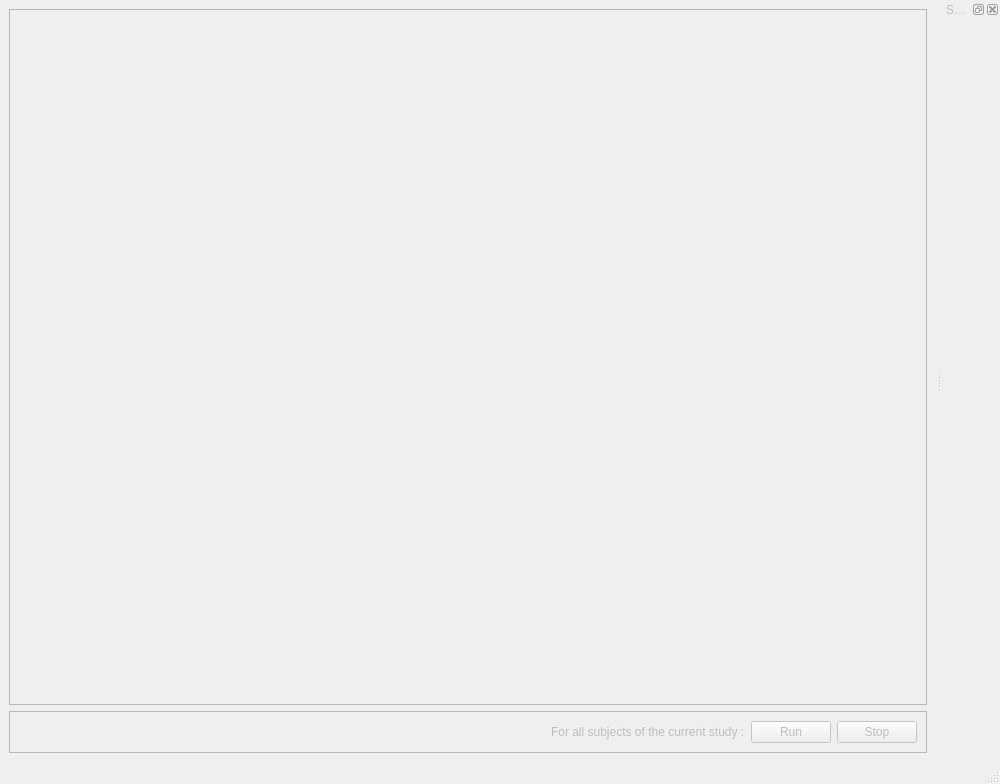
brainvisa/morphologist, file morphologist/gui/ui/intra_analysis.ui: the form before one commit.
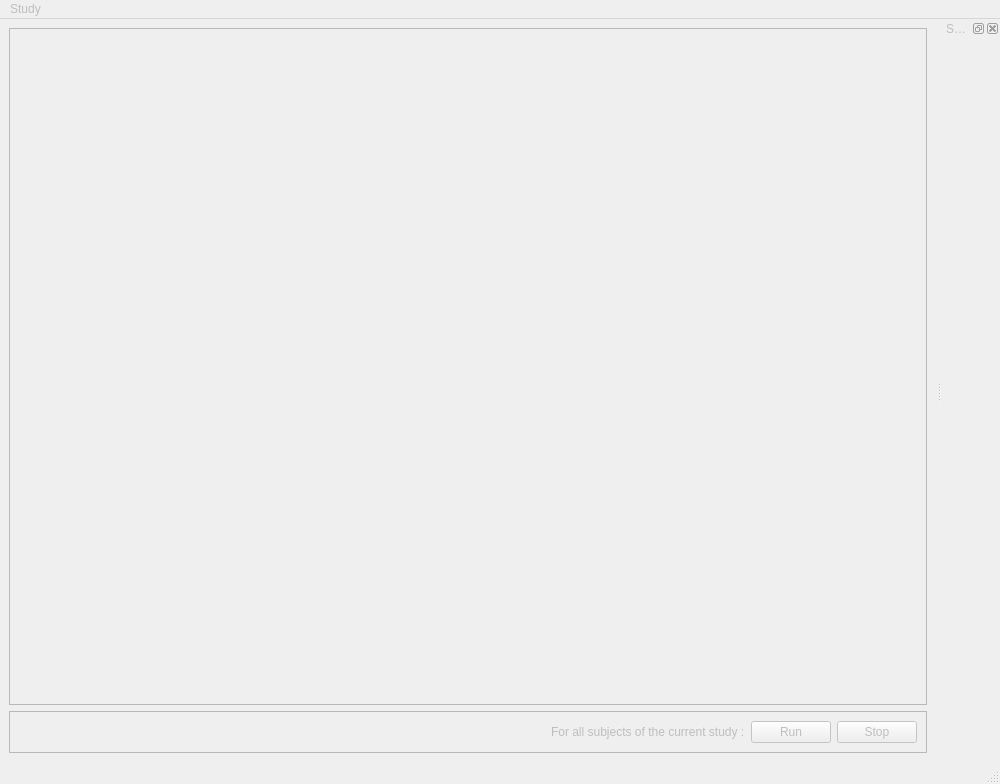
The form after the commit.

Commit message: ENH: Add a Study menu in the main window to create a new window, open an existing window and save the current window.

```diff
--- a/morphologist/gui/ui/intra_analysis.ui
+++ b/morphologist/gui/ui/intra_analysis.ui
@@ -96,6 +96,9 @@
    </layout>
   </widget>
   <widget class="QMenuBar" name="menubar">
+   <property name="enabled">
+    <bool>true</bool>
+   </property>
    <property name="geometry">
     <rect>
      <x>0</x>
@@ -104,6 +107,18 @@
      <height>23</height>
     </rect>
    </property>
+   <widget class="QMenu" name="menuFile">
+    <property name="enabled">
+     <bool>true</bool>
+    </property>
+    <property name="title">
+     <string>Study</string>
+    </property>
+    <addaction name="action_new_study"/>
+    <addaction name="action_open_study"/>
+    <addaction name="action_save_study"/>
+   </widget>
+   <addaction name="menuFile"/>
   </widget>
   <widget class="QStatusBar" name="statusbar"/>
   <widget class="QDockWidget" name="study_widget_dock">
```
Left out of the diff: 26 changed lines with no effect on the pictures. The commit also changes 2 other files.
